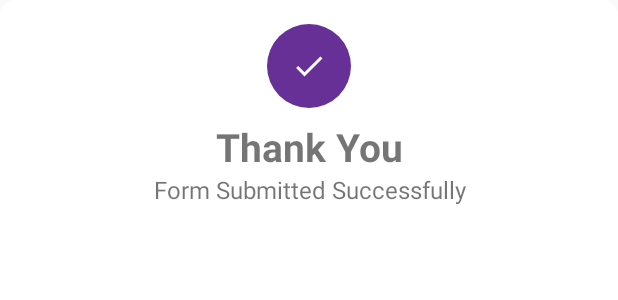
After one commit to meditat/Simplifii_forms, an Android app: the layout completion_dialog.xml on its own in the app's theme, with its tools: preview values and no code run, on a phone screen of 412 x 824 dp. The commit adds this screen. Shown: the top 300 px of the screen. Run offline under Robolectric (Android 15) with nearby library versions, the phone set to English and light mode, and no system bars.

Commit message:
finishing some tasks

```diff
--- a/app/build.gradle
+++ b/app/build.gradle
@@ -28,6 +28,9 @@ dependencies {
     implementation files('libs/android-async-http-1.3.1.jar')
     implementation 'com.google.android.material:material:1.0.0-beta01'
     implementation 'com.ramotion.fluidslider:fluid-slider:0.3.1'
+    implementation 'com.github.Innovattic:range-seek-bar:v1.0.6'
+    implementation 'com.zhouyou:signseekbar:1.0.6'
+
 
 
 }
--- /dev/null
+++ b/app/src/main/res/drawable-v24/bg_dialog.xml
@@ -0,0 +1,12 @@
+<?xml version="1.0" encoding="utf-8"?>
+<shape xmlns:android="http://schemas.android.com/apk/res/android">
+    <solid
+        android:color="@color/white"/>
+    <corners
+        android:radius="10dp" />
+    <padding
+        android:left="10dp"
+        android:top="10dp"
+        android:right="10dp"
+        android:bottom="10dp" />
+</shape>
--- /dev/null
+++ b/app/src/main/res/drawable-v24/ic_done_black_24dp.xml
@@ -0,0 +1,9 @@
+<vector xmlns:android="http://schemas.android.com/apk/res/android"
+        android:width="24dp"
+        android:height="24dp"
+        android:viewportWidth="24.0"
+        android:viewportHeight="24.0">
+    <path
+        android:fillColor="#FF000000"
+        android:pathData="M9,16.2L4.8,12l-1.4,1.4L9,19 21,7l-1.4,-1.4L9,16.2z"/>
+</vector>
--- /dev/null
+++ b/app/src/main/res/drawable-v24/tick_bg.xml
@@ -0,0 +1,8 @@
+<?xml version="1.0" encoding="utf-8"?>
+<shape xmlns:android="http://schemas.android.com/apk/res/android">
+    <solid
+        android:color="@color/colorPrimary"/>
+    <corners
+        android:radius="28dp" />
+
+</shape>
--- /dev/null
+++ b/app/src/main/res/layout/completion_dialog.xml
@@ -0,0 +1,39 @@
+<?xml version="1.0" encoding="utf-8"?>
+<RelativeLayout xmlns:android="http://schemas.android.com/apk/res/android"
+    android:layout_width="match_parent"
+    android:padding="16dp"
+    android:background="@drawable/bg_dialog"
+    android:layout_height="match_parent">
+
+
+    <ImageButton
+        android:id="@+id/done_img"
+        android:layout_width="56dp"
+        android:layout_height="56dp"
+        android:layout_centerHorizontal="true"
+        android:background="@drawable/tick_bg"
+        android:src="@drawable/ic_done_black_24dp"
+        android:tint="#FFF" />
+
+    <TextView
+        android:id="@+id/thanks"
+        android:layout_marginTop="8dp"
+        android:layout_width="match_parent"
+        android:layout_height="wrap_content"
+        android:layout_below="@id/done_img"
+        android:layout_centerHorizontal="true"
+        android:gravity="center"
+        android:textSize="26sp"
+        android:textStyle="bold"
+        android:text="Thank You" />
+
+    <TextView
+        android:layout_width="match_parent"
+        android:layout_height="wrap_content"
+        android:layout_below="@id/thanks"
+        android:layout_centerHorizontal="true"
+        android:gravity="center"
+        android:text="Form Submitted Successfully"
+        android:textSize="16sp" />
+
+</RelativeLayout>
--- a/app/src/main/res/values/colors.xml
+++ b/app/src/main/res/values/colors.xml
@@ -3,4 +3,6 @@
     <color name="colorPrimary">#663096</color>
     <color name="colorPrimaryDark">#551a8b</color>
     <color name="colorAccent">#50565E</color>
+    <color name="white">#FFF</color>
+
 </resources>
--- a/build.gradle
+++ b/build.gradle
@@ -18,6 +18,8 @@ allprojects {
     repositories {
         google()
         jcenter()
+        maven { url "https://jitpack.io" }
+
 
     }
 }
```
Also changed, not shown: app/src/main/java/com/example/simplifiiform/MainActivity.java (+177 -61 lines).
